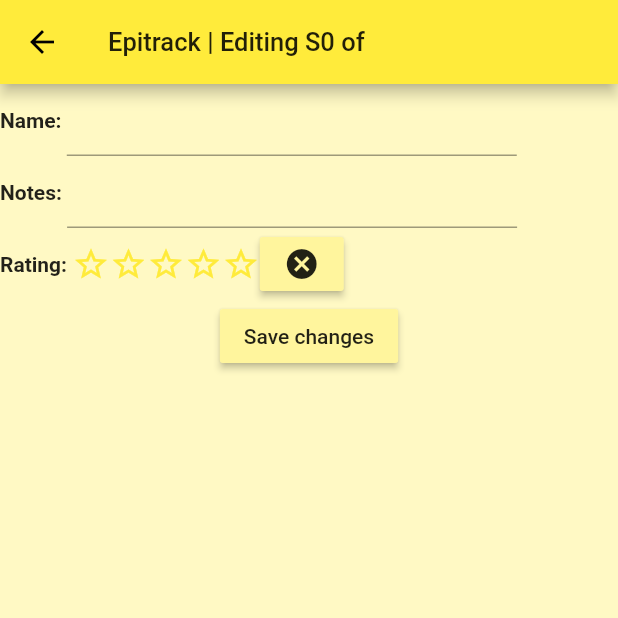
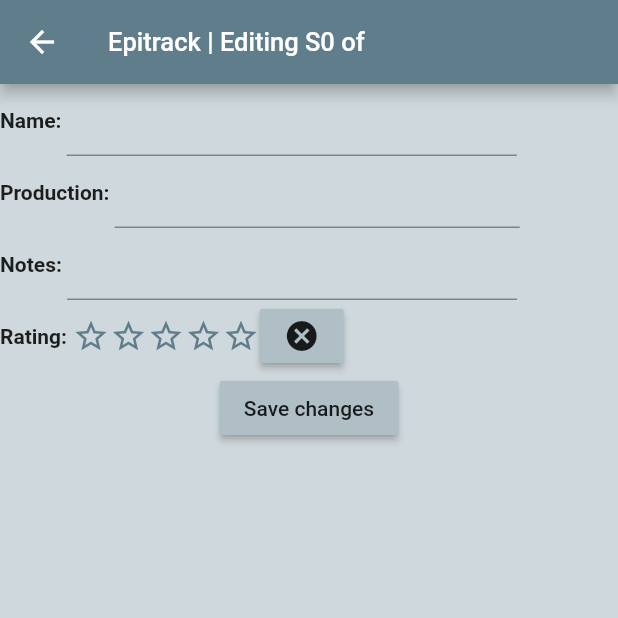
Before and after one commit to ericomoura/epitrack, a Flutter app: the EditSeasonScreen screen opened directly with empty values, on a phone screen of 412 x 824 dp, the top half of it. Run offline on Flutter 3.47's test engine with Material 2 defaults, Android fonts, the phone set to English and light mode, and no system bars; drawn by our look-alikes of smooth_star_rating; generated files the repository leaves out were written again.

Commit message:
Added show author and season production

```diff
--- a/lib/main.dart
+++ b/lib/main.dart
@@ -145,6 +145,7 @@ class _NewShowScreenState extends State<NewShowScreen>{
   String _newShowName = '';
   String _newShowNotes;
   double _newShowRating;
+  String _newShowAuthor;
 
   @override
   Widget build(BuildContext context) {
@@ -162,7 +163,7 @@ class _NewShowScreenState extends State<NewShowScreen>{
   Widget _buildNewShowForm(){
     return Form(
       key: this._formKey,
-      child: Column(
+      child: SingleChildScrollView(child: Column(
         children: <Widget>[
           Row( children:[  // Name
             Text('Name: ', style: Constants.textStyleLabels),
@@ -170,6 +171,14 @@ class _NewShowScreenState extends State<NewShowScreen>{
               validator: Validators.newShowName,
               onSaved: (String value) {
                 this._newShowName = value;
+              }
+            ))
+          ]),
+          Row(children: [  // Author
+            Text('Author: ', style: Constants.textStyleLabels),
+            Container(width: 300, child: TextFormField(
+              onSaved: (String value) {
+                this._newShowAuthor = value.isEmpty ? null : value;
               }
             ))
           ]),
@@ -232,7 +241,12 @@ class _NewShowScreenState extends State<NewShowScreen>{
               if (_formKey.currentState.validate()) {  //Form is okay, add show
                 _formKey.currentState.save();
 
-                EpitrackApp.showsList.add(Show(this._newShowName, notes: this._newShowNotes, rating: this._newShowRating));
+                EpitrackApp.showsList.add(Show(
+                  this._newShowName,
+                  notes: this._newShowNotes,
+                  rating: this._newShowRating,
+                  author: this._newShowAuthor
+                ));
 
                 Utils.saveShowsToJson();
                 Navigator.pop(context);
@@ -243,7 +257,7 @@ class _NewShowScreenState extends State<NewShowScreen>{
           )
         ]
       )
-    );
+    ));
   }
 
 }
@@ -330,6 +344,10 @@ class _ShowDetailsScreenState extends State<ShowDetailsScreen>{
             Text('Airing period: ', style: Constants.textStyleLabels),
             Text('${this._show.getAiringPeriod()}')
           ]),
+          Row(children:[  // Author
+            Text('Author: ', style: Constants.textStyleLabels),
+            Container(width: 300, child: Text(this._show.getAuthor() == null ? '-' : '${this._show.getAuthor()}')),
+          ]),
           Row(children: [  // Rating
             Text('Rating: ', style: Constants.textStyleLabels),
             this._show.getRating() == null ?  // Shows '-' if there's no rating
@@ -531,12 +549,14 @@ class _EditShowScreenState extends State<EditShowScreen>{
   String _showName;
   String _showNotes;
   double _showRating;
+  String _showAuthor;
 
   _EditShowScreenState(this._show){
     // Initializes form values
     this._showName = this._show.getName();
     this._showNotes = this._show.getNotes();
     this._showRating = this._show.getRating();
+    this._showAuthor = this._show.getAuthor();
   }
 
   @override
@@ -544,7 +564,7 @@ class _EditShowScreenState extends State<EditShowScreen>{
     return Scaffold(
       appBar: AppBar(
         title: Text(
-          '${Constants.appbarPrefix}Editing $this._showName',
+          '${Constants.appbarPrefix}Editing ${this._showName}',
           style: TextStyle(fontSize: Constants.appbarFontSize)
         )
       ),
@@ -567,6 +587,15 @@ class _EditShowScreenState extends State<EditShowScreen>{
               },
             )),
           ]),
+          Row(children:[  // Author
+            Text('Author: ', style: Constants.textStyleLabels),
+            Container(width: 300, child: TextFormField(
+              initialValue: this._showAuthor,
+              onSaved: (String value) {
+                this._showAuthor = value.isEmpty ? null : value;
+              },
+            )),
+          ]),
           Row(children: [  // Rating
             Text('Rating: ', style: Constants.textStyleLabels),
             this._showRating == null ?
@@ -620,7 +649,7 @@ class _EditShowScreenState extends State<EditShowScreen>{
               },
             )),
           ]),
-          RaisedButton(
+          RaisedButton(  // Submit
             color: Constants.highlightColor,
             child: Text('Save changes'),
             onPressed: () {
@@ -630,6 +659,7 @@ class _EditShowScreenState extends State<EditShowScreen>{
                 this._show.setName(this._showName);
                 this._show.setNotes(this._showNotes);
                 this._show.setRating(this._showRating);
+                this._show.setAuthor(this._showAuthor);
 
                 Utils.saveShowsToJson();
                 Navigator.pop(context);
@@ -660,6 +690,7 @@ class _NewSeasonScreenState extends State<NewSeasonScreen> {
   String _newSeasonName = '';
   String _newSeasonNotes;
   double _newSeasonRating;
+  String _newSeasonProduction;
 
   _NewSeasonScreenState(this._show);
 
@@ -679,7 +710,7 @@ class _NewSeasonScreenState extends State<NewSeasonScreen> {
   Widget _buildNewSeasonForm(){
     return Form(
       key: this._formKey,
-      child: Column(
+      child: SingleChildScrollView(child: Column(
         children: <Widget>[
           Row(children: [  // Name
             Text('Name: ', style: Constants.textStyleLabels),
@@ -690,14 +721,12 @@ class _NewSeasonScreenState extends State<NewSeasonScreen> {
               },
             ))
           ]),
-          Row(children: [  // Notes
-            Text('Notes: ', style: Constants.textStyleLabels),
-            Container(width: 300, child: TextFormField(
-              decoration: InputDecoration(labelText: 'Notes'),
-              keyboardType: TextInputType.multiline,
-              maxLines: null,
+          Row(children: [  // Production
+            Text('Production: ', style: Constants.textStyleLabels),
+            Container(width: 270, child: TextFormField(
+              decoration: InputDecoration(labelText: 'Production'),
               onSaved: (String value) {
-                this._newSeasonNotes = value;
+                this._newSeasonProduction = value.isEmpty ? null : value;
               },
             ))
           ]),
@@ -743,6 +772,17 @@ class _NewSeasonScreenState extends State<NewSeasonScreen> {
               )
             )
           ]),
+          Row(children: [  // Notes
+            Text('Notes: ', style: Constants.textStyleLabels),
+            Container(width: 300, child: TextFormField(
+              decoration: InputDecoration(labelText: 'Notes'),
+              keyboardType: TextInputType.multiline,
+              maxLines: null,
+              onSaved: (String value) {
+                this._newSeasonNotes = value;
+              },
+            ))
+          ]),
           RaisedButton(  // Submit
             color: Constants.highlightColor,
             child: Text('Add season'),
@@ -753,7 +793,8 @@ class _NewSeasonScreenState extends State<NewSeasonScreen> {
                 this._show.addSeason(
                   name: this._newSeasonName,
                   notes: this._newSeasonNotes,
-                  rating: this._newSeasonRating
+                  rating: this._newSeasonRating,
+                  production: this._newSeasonProduction
                 );
 
                 Utils.saveShowsToJson();
@@ -765,7 +806,7 @@ class _NewSeasonScreenState extends State<NewSeasonScreen> {
           )
         ]
       )
-    );
+    ));
   }
 
 }
@@ -828,6 +869,10 @@ class _SeasonDetailsScreenState extends State<SeasonDetailsScreen>{
             Text('Airing period: ', style: Constants.textStyleLabels),
             Text('${this._season.getAiringPeriod()}')
           ]),
+          Row(children: [  // Production
+            Text('Production: ', style: Constants.textStyleLabels),
+            Container(width: 270, child: Text(this._season.getProduction() == null ? '-' : '${this._season.getProduction()}')),
+          ]),
           Row(children: [  // Rating
             Text('Rating: ', style: Constants.textStyleLabels),
             this._season.getRating() == null ?  // Shows '-' if there's no rating
@@ -876,12 +921,14 @@ class _EditSeasonScreenState extends State<EditSeasonScreen>{
   String _seasonName;
   String _seasonNotes;
   double _seasonRating;
+  String _seasonProduction;
 
   _EditSeasonScreenState(this._season){
     // Initializes form values
     this._seasonName = this._season.getName();
     this._seasonNotes = this._season.getNotes();
     this._seasonRating = this._season.getRating();
+    this._seasonProduction = this._season.getProduction();
   }
 
   @override
@@ -905,9 +952,18 @@ class _EditSeasonScreenState extends State<EditSeasonScreen>{
           Row(children:[  // Name
             Text('Name: ', style: Constants.textStyleLabels),
             Container(width: 300, child: TextFormField(
-              initialValue: this._season.getName(),
+              initialValue: this._seasonName,
               onSaved: (String value) {
                 this._seasonName = value;
+              },
+            ))
+          ]),
+          Row(children:[  // Production
+            Text('Production: ', style: Constants.textStyleLabels),
+            Container(width: 270, child: TextFormField(
+              initialValue: this._seasonProduction,
+              onSaved: (String value) {
+                this._seasonProduction = value.isEmpty ? null : value;
               },
             ))
           ]),
@@ -916,7 +972,7 @@ class _EditSeasonScreenState extends State<EditSeasonScreen>{
             Container(width: 300, child: TextFormField(
               keyboardType: TextInputType.multiline,
               maxLines: null,
-              initialValue: this._season.getNotes(),
+              initialValue: this._seasonNotes,
               onSaved: (String value) {
                 this._seasonNotes = value;
               },
@@ -974,6 +1030,7 @@ class _EditSeasonScreenState extends State<EditSeasonScreen>{
                 this._season.setName(this._seasonName);
                 this._season.setNotes(this._seasonNotes);
                 this._season.setRating(this._seasonRating);
+                this._season.setProduction(this._seasonProduction);
 
                 Utils.saveShowsToJson();
                 Navigator.pop(context);
@@ -1554,7 +1611,7 @@ class _EpisodeDetailsScreenState extends State<EpisodeDetailsScreen>{
     return Scaffold(
       appBar: AppBar(
         title: this._episode.getParentSeason() == null ?   // Remove season number from appbar if there is no season
-          Text('${Constants.appbarPrefix}E${this._episode.getNumber()} ${this._episode.getParentShow()}',
+          Text('${Constants.appbarPrefix}E${this._episode.getNumber()} of ${this._episode.getParentShow()}',
             style: TextStyle(fontSize: Constants.appbarFontSize)
           )
           :
@@ -2243,14 +2300,18 @@ class Show {
   List<Episode> episodes = List<Episode>();  // Episodes that don't have a season (e.g. specials, OVAs, etc.)
   String notes;
   double rating;
-
-  Show(this.name, {this.notes, this.rating});
+  String author;
+
+  Show(this.name, {this.notes, this.rating, this.author});
 
   String getName() => this.name;
   void setName(String newName) => this.name = newName;
 
   String getNotes() => this.notes;
   void setNotes(String newNote) => this.notes = newNote;
+
+  String getAuthor() => this.author;
+  void setAuthor(String newAuthor) => this.author = newAuthor;
 
   double getRating() => this.rating;
   void setRating(double newRating){
@@ -2315,7 +2376,7 @@ class Show {
 
   List<Season> getSeasons() => this.seasons;
   // Adds a new season using the appropriate season number
-  void addSeason({String name="", String notes, double rating}){
+  void addSeason({String name="", String notes, double rating, String production}){
     int nextSeasonNumber;
 
     if(this.seasons.isEmpty){
@@ -2325,7 +2386,7 @@ class Show {
       nextSeasonNumber = this.seasons.last.getNumber() + 1;
     }
 
-    this.seasons.add(Season(nextSeasonNumber, name, this, notes: notes, rating: rating));
+    this.seasons.add(Season(nextSeasonNumber, name, this, notes: notes, rating: rating, production: production));
   }
   // Returns the season with the given name
   Season getSeasonByName(String name){
@@ -2384,8 +2445,9 @@ class Season{
   Show parentShow;  // Reference to the show which contains this season
   String notes;
   double rating;
-
-  Season(this.number, this.name, this.parentShow, {this.notes='', this.rating});
+  String production;
+
+  Season(this.number, this.name, this.parentShow, {this.notes='', this.rating, this.production});
 
   int getNumber() => this.number;
   void setNumber(int number) => this.number = number;
@@ -2398,6 +2460,9 @@ class Season{
 
   String getNotes() => this.notes;
   void setNotes(String newNote) => this.notes = newNote;
+
+  String getProduction() => this.production;
+  void setProduction(String newProduction) => this.production = newProduction;
 
   double getRating() => this.rating;
   void setRating(double newRating){
@@ -2689,9 +2754,9 @@ class Constants{
   static TextStyle textStyleListHeaders = TextStyle(fontWeight: FontWeight.w300);
 
   // Theme
-  static const Color mainColor = yellow;
-  static const Color backgroundColor = yellowBackground;
-  static const Color highlightColor = yellowHighlight;
+  static const Color mainColor = bluegrey;
+  static const Color backgroundColor = bluegreyBackground;
+  static const Color highlightColor = bluegreyHighlight;
 
   // Colors
   static const Color red = Colors.red;  // red
```
Also changed, not shown: lib/main.g.dart.
